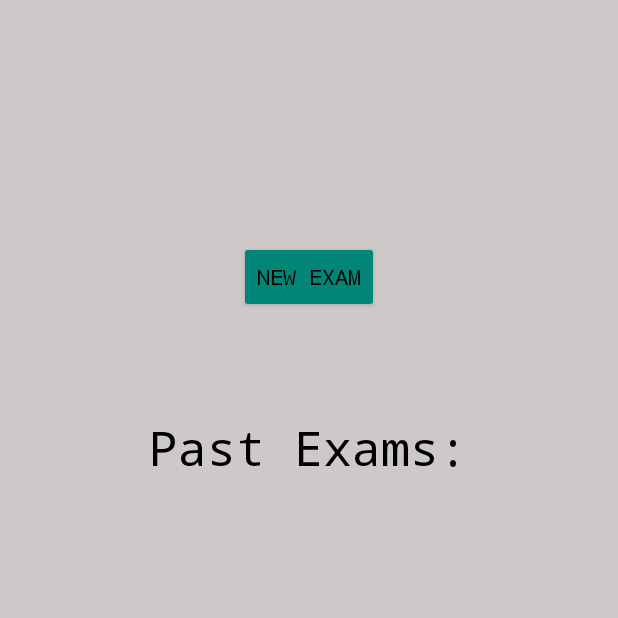
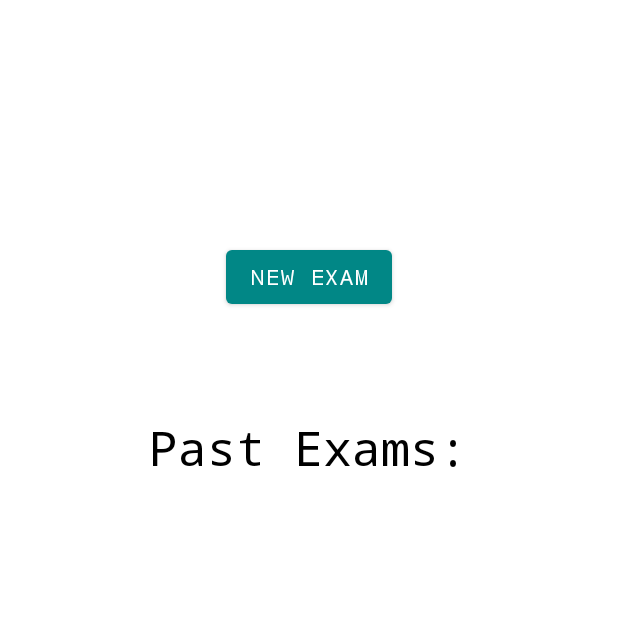
Before and after one commit to eyssab/exampracApp, an Android app: the screen it shows after launch (MainActivity), on a phone screen of 412 x 824 dp, the top half of it. Run offline under Robolectric (Android 15) with nearby library versions, the phone set to English and light mode, and no system bars.

Commit message:
improve UI again

```diff
--- a/app/src/main/java/com/example/exampracapp/TakeExamActivity.java
+++ b/app/src/main/java/com/example/exampracapp/TakeExamActivity.java
@@ -2,8 +2,10 @@ package com.example.exampracapp;
 
 import androidx.appcompat.app.AppCompatActivity;
 
+import android.annotation.SuppressLint;
 import android.content.Intent;
 import android.content.res.Resources;
+import android.graphics.Color;
 import android.os.Bundle;
 import android.view.View;
 import android.widget.LinearLayout;
@@ -98,6 +100,7 @@ public class TakeExamActivity extends AppCompatActivity{
         }
     }
 
+    @SuppressLint("ResourceAsColor")
     public void addQuestion(Question que, int qNumber){
         //Creates each question HORIZONTAL scrollview within the main VERTICAL scrollview to render each question properly
         LinearLayout linearInnerLayout = new LinearLayout(this);
@@ -107,6 +110,7 @@ public class TakeExamActivity extends AppCompatActivity{
         TextView numb = new TextView(this);
         numb.setLayoutParams(new LinearLayout.LayoutParams(60, LinearLayout.LayoutParams.WRAP_CONTENT));
         numb.setText(String.valueOf(que.number));
+        numb.setTextColor(R.color.black);
         linearInnerLayout.addView(numb);
 
         //button array with answer amount of elements
--- a/app/src/main/java/com/example/exampracapp/answerButton.java
+++ b/app/src/main/java/com/example/exampracapp/answerButton.java
@@ -1,5 +1,8 @@
 package com.example.exampracapp;
 
+import android.annotation.SuppressLint;
+import android.content.res.Resources;
+import android.graphics.Color;
 import android.view.View;
 import android.widget.Button;
 import android.widget.ToggleButton;
--- a/app/src/main/res/layout/activity_main.xml
+++ b/app/src/main/res/layout/activity_main.xml
@@ -12,6 +12,7 @@
         android:layout_height="wrap_content"
         android:onClick="onNewExamBtnClick"
         android:text="New Exam"
+        android:theme="@style/AppTheme.NoActionBar"
         app:layout_constraintBottom_toBottomOf="parent"
         app:layout_constraintEnd_toEndOf="parent"
         app:layout_constraintStart_toStartOf="parent"
@@ -24,6 +25,7 @@
         android:layout_height="36dp"
         android:text="Past Exams:"
         android:textAlignment="center"
+        android:textColor="@color/black"
         android:textSize="32dp"
         app:layout_constraintBottom_toBottomOf="parent"
         app:layout_constraintEnd_toEndOf="parent"
--- a/app/src/main/res/layout/activity_take_exam.xml
+++ b/app/src/main/res/layout/activity_take_exam.xml
@@ -22,6 +22,7 @@
         android:id="@+id/timerText"
         android:layout_width="wrap_content"
         android:layout_height="wrap_content"
+        android:textColor="@color/black"
         android:text="Timer:"
         app:layout_constraintBottom_toBottomOf="parent"
         app:layout_constraintEnd_toEndOf="parent"
@@ -61,6 +62,7 @@
         android:layout_width="wrap_content"
         android:layout_height="wrap_content"
         android:text="TextView"
+        android:textColor="@color/black"
         app:layout_constraintBottom_toBottomOf="parent"
         app:layout_constraintEnd_toEndOf="@+id/pastExamScroll"
         app:layout_constraintHorizontal_bias="0.088"
--- a/app/src/main/res/values-night/themes.xml
+++ b/app/src/main/res/values-night/themes.xml
@@ -1,25 +1,18 @@
 <resources xmlns:tools="http://schemas.android.com/tools">
     <!-- Base application theme. -->
-    <style name="Theme.ExampracApp" parent="Theme.MaterialComponents.DayNight.NoActionBar">
-        <!-- Primary brand color. -->
-        <item name="colorPrimary">@color/purple_200</item>
-        <item name="colorPrimaryVariant">@color/purple_700</item>
-        <item name="colorOnPrimary">@color/black</item>
-        <!-- Secondary brand color. -->
-        <item name="colorSecondary">@color/teal_200</item>
-        <item name="colorSecondaryVariant">@color/teal_200</item>
-        <item name="colorOnSecondary">@color/black</item>
-        <!-- Status bar color. -->
-        <item name="android:statusBarColor" tools:targetApi="l">?attr/colorPrimaryVariant</item>
-        <!-- Customize your theme here. -->
-    </style>
-    <style name="AppTheme.NoActionBar" parent="Theme.AppCompat.Light.DarkActionBar">
+    <style name="AppTheme.NoActionBar" parent="Theme.MaterialComponents.DayNight.NoActionBar">
         <item name="windowActionBar">false</item>
         <item name="windowNoTitle">true</item>
         <item name="android:windowFullscreen">false</item>
-        <item name="android:textColor"> @color/white</item>
-        <item name="android:background">#121111</item>
-        <item name="android:buttonStyle"> @style/Widget.AppCompat.Button.Colored</item>
-        <item name="android:fontFamily"> monospace</item>
+        <item name="editTextColor"> @color/white</item>
+        <item name="background"> @color/darkbg</item>
+        <item name="fontFamily"> monospace</item>
+        <item name="android:textColor">#FFF9F9</item>
+        <item name="colorPrimary">@color/teal_700</item>
+        <item name="colorButtonNormal">@color/teal_700</item>
+        <item name="colorSecondary">#FF2F2F</item>
+        <item name="colorOnPrimary">#FFFFFF</item>
+        <item name="colorOnSecondary">@color/teal_700</item>
     </style>
+
 </resources>
--- a/app/src/main/res/values/colors.xml
+++ b/app/src/main/res/values/colors.xml
@@ -7,4 +7,6 @@
     <color name="teal_700">#FF018786</color>
     <color name="black">#FF000000</color>
     <color name="white">#FFFFFFFF</color>
+    <color name="lightbg">#EAD3D3</color>
+    <color name="darkbg">#121111</color>
 </resources>
--- a/app/src/main/res/values/themes.xml
+++ b/app/src/main/res/values/themes.xml
@@ -1,26 +1,18 @@
 <resources xmlns:tools="http://schemas.android.com/tools">
     <!-- Base application theme. -->
-    <style name="Theme.ExampracApp" parent="Theme.MaterialComponents.DayNight.NoActionBar">
-        <!-- Primary brand color. -->
-        <item name="colorPrimary">@color/purple_500</item>
-        <item name="colorPrimaryVariant">@color/purple_700</item>
-        <item name="colorOnPrimary">@color/white</item>
-        <!-- Secondary brand color. -->
-        <item name="colorSecondary">@color/teal_200</item>
-        <item name="colorSecondaryVariant">@color/teal_700</item>
-        <item name="colorOnSecondary">@color/black</item>
-        <!-- Status bar color. -->
-        <item name="android:statusBarColor" tools:targetApi="l">?attr/colorPrimaryVariant</item>
-        <!-- Customize your theme here. -->
-    </style>
-
-    <style name="AppTheme.NoActionBar" parent="Theme.AppCompat.Light.DarkActionBar">
+    <style name="AppTheme.NoActionBar" parent="Theme.MaterialComponents.DayNight.NoActionBar">
         <item name="windowActionBar">false</item>
         <item name="windowNoTitle">true</item>
         <item name="android:windowFullscreen">false</item>
-        <item name="android:textColor"> @color/black</item>
-        <item name="android:background">#CDC9C9</item>
-        <item name="android:buttonStyle"> @style/Widget.AppCompat.Button.Colored</item>
-        <item name="android:fontFamily"> monospace</item>
+        <item name="background">@color/lightbg</item>
+        <item name="editTextColor">#000000</item>
+        <item name="android:textColor">#FFF9F9</item>
+        <item name="fontFamily"> monospace</item>
+        <item name="colorPrimary">@color/teal_700</item>
+        <item name="colorButtonNormal">@color/teal_700</item>
+        <item name="colorSecondary">#FA3636</item>
+        <item name="colorOnPrimary">#FFFFFF</item>
+        <item name="colorOnSecondary">#FFFFFF</item>
     </style>
+
 </resources>
```
Also changed, not shown: app/src/main/res/layout/activity_generate_exam.xml (+5 -4 lines).
